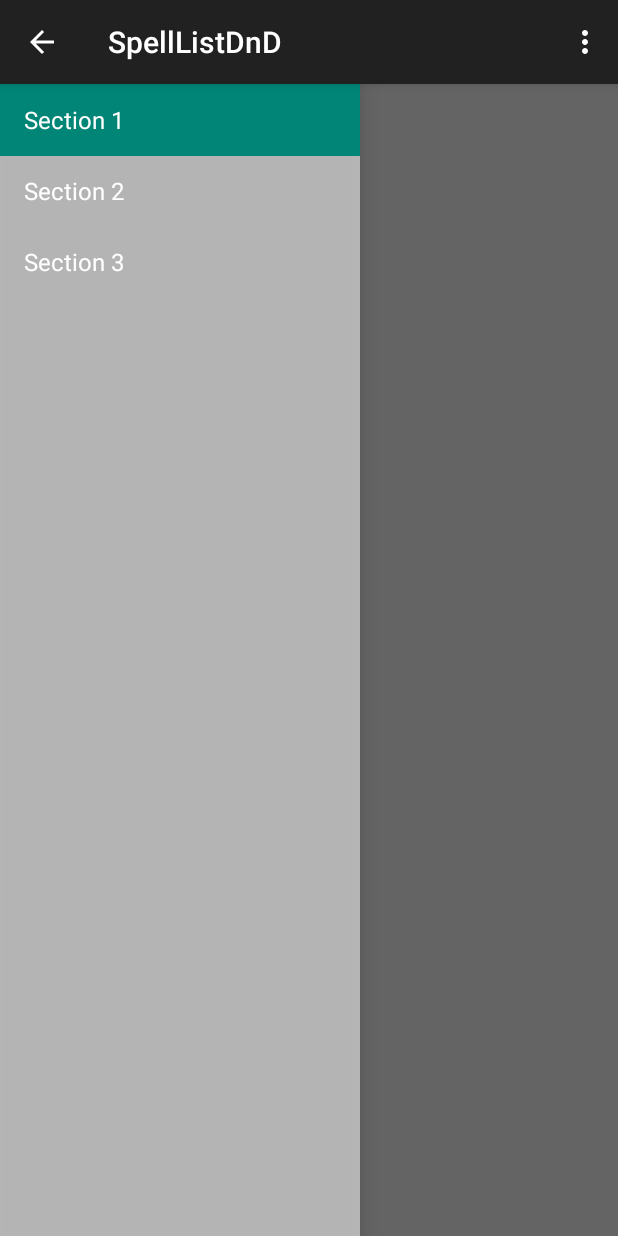
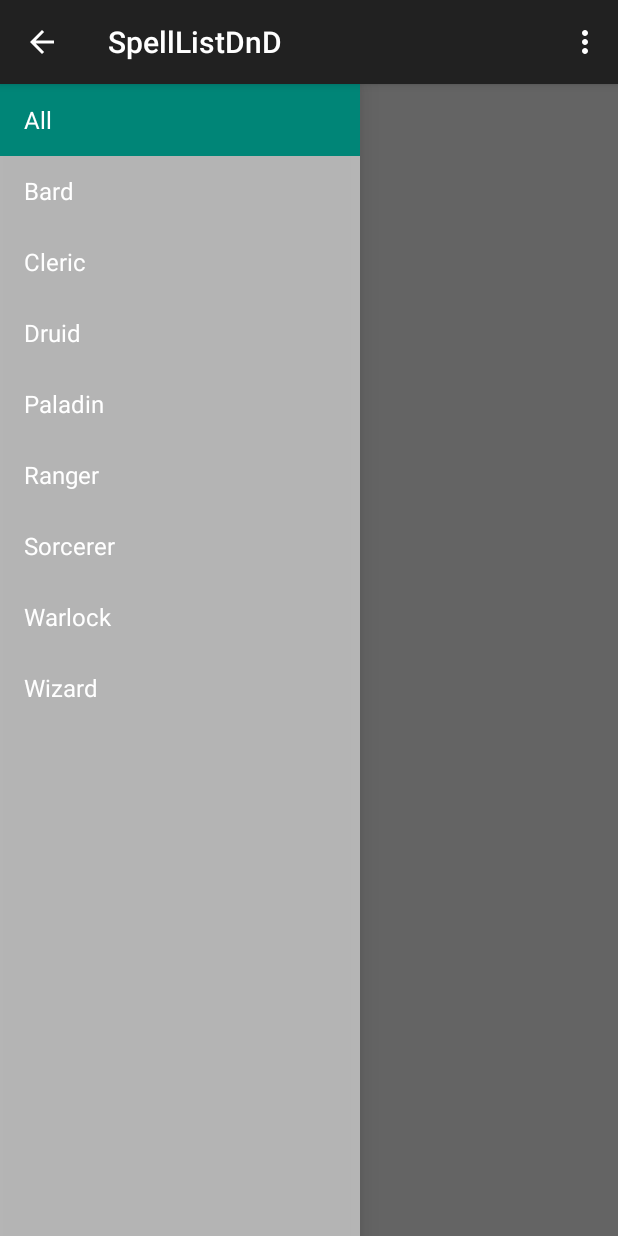
Before and after one commit to Pynth/Spell_List, an Android app: the screen it shows after launch (MainActivity), on a phone screen of 412 x 824 dp. Run offline under Robolectric (Android 15) with nearby library versions, the phone set to English and light mode, and no system bars; 2 statements that could not run were skipped.

Commit message:
Adding values
Put the drawer slots for all classes and strings for title changes

```diff
--- a/app/src/main/java/com/example/will/spelllistdnd/NavigationDrawerFragment.java
+++ b/app/src/main/java/com/example/will/spelllistdnd/NavigationDrawerFragment.java
@@ -105,6 +105,12 @@ public class NavigationDrawerFragment extends Fragment {
                         getString(R.string.title_section1),
                         getString(R.string.title_section2),
                         getString(R.string.title_section3),
+                        getString(R.string.title_section4),
+                        getString(R.string.title_section5),
+                        getString(R.string.title_section6),
+                        getString(R.string.title_section7),
+                        getString(R.string.title_section8),
+                        getString(R.string.title_section9),
                 }));
         mDrawerListView.setItemChecked(mCurrentSelectedPosition, true);
         return mDrawerListView;
--- a/app/src/main/res/values/strings.xml
+++ b/app/src/main/res/values/strings.xml
@@ -1,9 +1,15 @@
 <resources>
     <string name="app_name">SpellListDnD</string>
 
-    <string name="title_section1">Section 1</string>
-    <string name="title_section2">Section 2</string>
-    <string name="title_section3">Section 3</string>
+    <string name="title_section1">All</string>
+    <string name="title_section2">Bard</string>
+    <string name="title_section3">Cleric</string>
+    <string name="title_section4">Druid</string>
+    <string name="title_section5">Paladin</string>
+    <string name="title_section6">Ranger</string>
+    <string name="title_section7">Sorcerer</string>
+    <string name="title_section8">Warlock</string>
+    <string name="title_section9">Wizard</string>
 
     <string name="navigation_drawer_open">Open navigation drawer</string>
     <string name="navigation_drawer_close">Close navigation drawer</string>
```
Also changed, not shown: app/src/main/java/com/example/will/spelllistdnd/MainActivity.java (+18 -0 lines), 2 other files.
